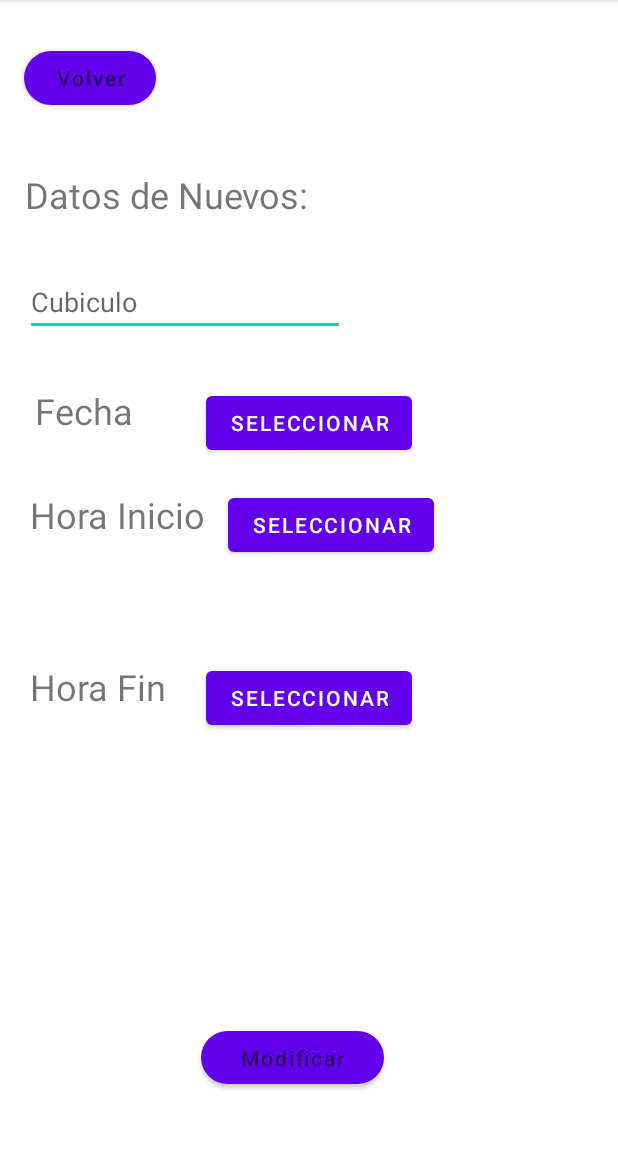
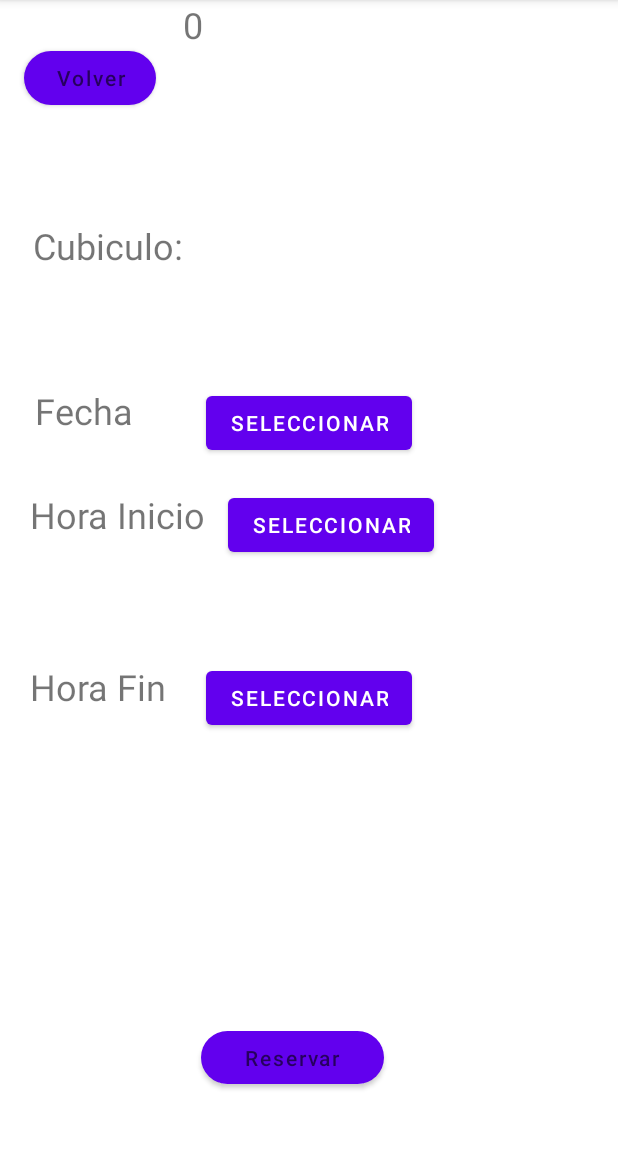
Before and after one commit to MarioLara21/PReque, an Android app: the RealizarReserva screen opened directly, with no data from a screen before it, on a phone screen of 412 x 824 dp, the part 84-1233 px from its top. Run offline under Robolectric (Android 15) with nearby library versions, the phone set to English and light mode, and no system bars; our stand-ins replace Firebase (no records; nobody signed in at launch, a user with empty details on screens opened directly).

Commit message:
Gestion de cubiculos Terminado

```diff
--- a/app/src/main/AndroidManifest.xml
+++ b/app/src/main/AndroidManifest.xml
@@ -17,7 +17,7 @@
             android:name=".DetallesCubiculoEdicion"
             android:exported="false" />
         <activity
-            android:name=".SeleccionCubiculosAdmin"
+            android:name=".GestionCubiculos2"
             android:exported="false" />
         <activity
             android:name=".RealizarReserva"
--- a/app/src/main/java/com/example/proyecto1/Login.java
+++ b/app/src/main/java/com/example/proyecto1/Login.java
@@ -47,7 +47,9 @@ public class Login extends AppCompatActivity {
                                 if (task.isSuccessful()) {
                                     if (!task.getResult().isEmpty()) {
                                         // El usuario existe y las credenciales son correctas
-                                        Intent usuarioIntent = new Intent(Login.this, SeleccionCubiculosAdmin.class);
+                                        String carne = task.getResult().getDocuments().get(0).getString("carne");
+                                        Intent usuarioIntent = new Intent(Login.this, menu_usuarios.class);
+                                        usuarioIntent.putExtra("usuario", String.valueOf(carne));
                                         startActivity(usuarioIntent);
                                     } else {
                                         // Credenciales incorrectas
--- a/app/src/main/java/com/example/proyecto1/RealizarReserva.java
+++ b/app/src/main/java/com/example/proyecto1/RealizarReserva.java
@@ -1,19 +1,33 @@
 package com.example.proyecto1;
 
+import androidx.annotation.NonNull;
 import androidx.appcompat.app.AppCompatActivity;
 
 import android.app.DatePickerDialog;
 import android.app.TimePickerDialog;
+import android.content.Intent;
 import android.os.Bundle;
 import android.util.Log;
 import android.view.View;
 import android.widget.Button;
 import android.widget.DatePicker;
+import android.widget.EditText;
+import android.widget.Switch;
+import android.widget.TextView;
 import android.widget.TimePicker;
+import android.widget.Toast;
+
+import com.google.android.gms.tasks.OnFailureListener;
+import com.google.android.gms.tasks.OnSuccessListener;
+import com.google.firebase.firestore.CollectionReference;
+import com.google.firebase.firestore.DocumentReference;
+import com.google.firebase.firestore.FirebaseFirestore;
 
 import java.text.SimpleDateFormat;
 import java.util.Calendar;
+import java.util.HashMap;
 import java.util.Locale;
+import java.util.Map;
 import java.util.TimeZone;
 
 public class RealizarReserva extends AppCompatActivity {
@@ -23,15 +37,56 @@ public class RealizarReserva extends AppCompatActivity {
     private Button btnOpenTimePicker2;
     private Calendar calendar;
 
+    private Button volverASeleccionUsuarios;
+
+    private TextView cubiculoTexto;
+
+    private String selectedDate;
+    private String selectedTime;
+    private String selectedTime2;
+
+    private Button btnRealizarReservacion;
+
+    private int valorExtra;
+    private  String valorExtraUsuario;
+
+
+    FirebaseFirestore db = FirebaseFirestore.getInstance();
+
+    CollectionReference reservasRef = db.collection("Reserva");
     @Override
     protected void onCreate(Bundle savedInstanceState) {
         super.onCreate(savedInstanceState);
         setContentView(R.layout.realizar_reserva);
+        cubiculoTexto= findViewById(R.id.numeroCubiculoSeleccionado);
 
         btnOpenDatePicker = findViewById(R.id.seleccionFecha);
         btnOpenTimePicker1 = findViewById(R.id.seleccionHora);
         btnOpenTimePicker2 = findViewById(R.id.seleccionHora2);
         calendar = Calendar.getInstance();
+        volverASeleccionUsuarios= findViewById(R.id.btn_VolveraSeleccionUsuarios);
+
+        btnRealizarReservacion= findViewById(R.id.btn_RealizarReservaCubiculo);
+
+
+        // Obtener el Intent que inició esta actividad
+        Intent intent = getIntent();
+
+        // Obtener el valor pasado a través de putExtra()
+        valorExtra= intent.getIntExtra("cubiculo",0);
+
+        valorExtraUsuario=intent.getStringExtra("idUser");
+
+        cubiculoTexto.setText(String.valueOf(valorExtra));
+        volverASeleccionUsuarios.setOnClickListener(new View.OnClickListener() {
+            @Override
+            public void onClick(View v){
+
+                Intent i = new Intent(RealizarReserva.this,SeleccionCubiculosUsuarios.class);
+                startActivity(i);
+            }
+
+        });
 
         btnOpenDatePicker.setOnClickListener(new View.OnClickListener() {
             @Override
@@ -53,7 +108,21 @@ public class RealizarReserva extends AppCompatActivity {
                 openTimePickerDialog2();
             }
         });
+
+
+
+        btnRealizarReservacion.setOnClickListener(new View.OnClickListener() {
+            @Override
+            public void onClick(View v) {
+                ReservacionCubiculo(valorExtra,valorExtraUsuario);
+            }
+        });
+
     }
+
+
+
+
 
     private void openDatePickerDialog() {
         DatePickerDialog datePickerDialog = new DatePickerDialog(
@@ -66,7 +135,7 @@ public class RealizarReserva extends AppCompatActivity {
                         calendar.set(Calendar.DAY_OF_MONTH, dayOfMonth);
 
                         SimpleDateFormat dateFormat = new SimpleDateFormat("dd MMM yyyy", Locale.getDefault());
-                        String selectedDate = dateFormat.format(calendar.getTime());
+                        selectedDate = dateFormat.format(calendar.getTime());
                         Log.d("DatePicker", "Fecha seleccionada: " + selectedDate);
                     }
                 },
@@ -92,7 +161,7 @@ public class RealizarReserva extends AppCompatActivity {
 
                         SimpleDateFormat timeFormat = new SimpleDateFormat("HH:mm:ss 'UTC-6'", Locale.getDefault());
                         timeFormat.setTimeZone(TimeZone.getTimeZone("GMT-6")); // Configura la zona horaria deseada
-                        String selectedTime = timeFormat.format(calendar.getTime());
+                        selectedTime = timeFormat.format(calendar.getTime());
                         Log.d("TimePicker1", "Hora seleccionada: " + selectedTime);
                     }
                 },
@@ -118,8 +187,8 @@ public class RealizarReserva extends AppCompatActivity {
 
                         SimpleDateFormat timeFormat = new SimpleDateFormat("HH:mm:ss 'UTC-6'", Locale.getDefault());
                         timeFormat.setTimeZone(TimeZone.getTimeZone("GMT-6")); // Configura la zona horaria deseada
-                        String selectedTime = timeFormat.format(calendar.getTime());
-                        Log.d("TimePicker2", "Hora seleccionada: " + selectedTime);
+                        selectedTime2 = timeFormat.format(calendar.getTime());
+                        Log.d("TimePicker2", "Hora seleccionada: " + selectedTime2);
                     }
                 },
                 hour,
@@ -129,4 +198,35 @@ public class RealizarReserva extends AppCompatActivity {
 
         timePickerDialog.show();
     }
+
+
+
+    private void ReservacionCubiculo(int valorExtra, String valorExtraUsuario){
+
+
+        Map<String, Object> nuevoDocumento = new HashMap<>();
+        nuevoDocumento.put("HoraFin", selectedDate+","+selectedTime);
+        nuevoDocumento.put("HoraInicio", selectedDate+","+selectedTime2);
+        nuevoDocumento.put("NumeroCubiculo", valorExtra);
+        nuevoDocumento.put("Usuario", valorExtraUsuario);
+        String NombreReserva=valorExtraUsuario+"-Reserva";
+
+        DocumentReference nuevoDocumentoRef = reservasRef.document(NombreReserva);
+
+        nuevoDocumentoRef.set(nuevoDocumento)
+                .addOnSuccessListener(new OnSuccessListener<Void>() {
+                    @Override
+                    public void onSuccess(Void aVoid) {
+                        Toast.makeText(getApplicationContext(), "Se agregó con exito", Toast.LENGTH_SHORT).show();
+                    }
+                })
+                .addOnFailureListener(new OnFailureListener() {
+                    @Override
+                    public void onFailure(@NonNull Exception e) {
+                        Toast.makeText(getApplicationContext(), "Ocurrió un error", Toast.LENGTH_SHORT).show();
+                    }
+                });
+
+    }
+
 }
--- a/app/src/main/java/com/example/proyecto1/agregarCubibulo.java
+++ b/app/src/main/java/com/example/proyecto1/agregarCubibulo.java
@@ -39,7 +39,7 @@ public class agregarCubibulo extends AppCompatActivity {
         buttonBack.setOnClickListener(new View.OnClickListener(){
             @Override
             public void onClick(View v){
-                Intent i = new Intent(agregarCubibulo.this,Gestion_Cubiculos.class);
+                Intent i = new Intent(agregarCubibulo.this,GestionCubiculos2.class);
                 startActivity(i);
             }
         });
--- a/app/src/main/java/com/example/proyecto1/menu_administradores.java
+++ b/app/src/main/java/com/example/proyecto1/menu_administradores.java
@@ -30,7 +30,7 @@ public class menu_administradores extends AppCompatActivity {
             @Override
             public void onClick(View v){
 
-                Intent i = new Intent(menu_administradores.this,Gestion_Cubiculos.class);
+                Intent i = new Intent(menu_administradores.this,GestionCubiculos2.class);
                 startActivity(i);
             }
         });
--- a/app/src/main/res/layout/realizar_reserva.xml
+++ b/app/src/main/res/layout/realizar_reserva.xml
@@ -7,10 +7,10 @@
     tools:context=".RealizarReserva">
 
     <Button
-        android:id="@+id/btn_ModificarCubiculo2"
+        android:id="@+id/btn_RealizarReservaCubiculo"
         android:layout_width="122dp"
         android:layout_height="47dp"
-        android:hint="Modificar"
+        android:hint="Reservar"
         app:cornerRadius="30px"
         app:layout_constraintBottom_toBottomOf="parent"
         app:layout_constraintHorizontal_bias="0.463"
@@ -21,7 +21,7 @@
         app:layout_constraintVertical_bias="0.945" />
 
     <Button
-        android:id="@+id/btn_Volver3"
+        android:id="@+id/btn_VolveraSeleccionUsuarios"
         android:layout_width="wrap_content"
         android:layout_height="wrap_content"
         android:hint="Volver"
@@ -34,33 +34,19 @@
         app:layout_constraintTop_toTopOf="parent"
         app:layout_constraintVertical_bias="0.039" />
 
-    <EditText
-        android:id="@+id/textNumeroCubiculoMOD2"
-        android:layout_width="wrap_content"
-        android:layout_height="wrap_content"
-        android:ems="10"
-        android:hint="Cubiculo"
-        android:inputType="textPersonName"
-        app:layout_constraintBottom_toBottomOf="parent"
-        app:layout_constraintHorizontal_bias="0.084"
-        app:layout_constraintLeft_toLeftOf="parent"
-        app:layout_constraintRight_toRightOf="parent"
-        app:layout_constraintTop_toTopOf="parent"
-        app:layout_constraintVertical_bias="0.247" />
 
     <TextView
         android:id="@+id/textView44"
         android:layout_width="wrap_content"
         android:layout_height="wrap_content"
-        android:text="Datos de Nuevos:"
+        android:text="Cubiculo:"
         android:textSize="24sp"
         app:layout_constraintBottom_toBottomOf="parent"
-        app:layout_constraintHorizontal_bias="0.075"
+        app:layout_constraintHorizontal_bias="0.071"
         app:layout_constraintLeft_toLeftOf="parent"
         app:layout_constraintRight_toRightOf="parent"
         app:layout_constraintTop_toTopOf="parent"
-        app:layout_constraintVertical_bias="0.154" />
-
+        app:layout_constraintVertical_bias="0.2" />
 
     <TextView
         android:id="@+id/textView47"
@@ -137,5 +123,13 @@
         app:layout_constraintTop_toTopOf="parent"
         app:layout_constraintVertical_bias="0.35" />
 
+    <TextView
+        android:id="@+id/numeroCubiculoSeleccionado"
+        android:layout_width="wrap_content"
+        android:layout_height="wrap_content"
+        android:textSize="24sp"
+        app:layout_constraintStart_toEndOf="@+id/textView44"
+        tools:layout_editor_absoluteY="140dp" />
+
 
 </androidx.constraintlayout.widget.ConstraintLayout>
--- a/app/src/main/res/layout/seleccion_cubiculos_usuarios.xml
+++ b/app/src/main/res/layout/seleccion_cubiculos_usuarios.xml
@@ -4,10 +4,10 @@
     xmlns:tools="http://schemas.android.com/tools"
     android:layout_width="match_parent"
     android:layout_height="match_parent"
-    tools:context=".SeleccionCubiculosAdmin">
+    tools:context=".GestionCubiculos2">
 
     <Button
-        android:id="@+id/btn_VolverMenu"
+        android:id="@+id/button_volver_GC"
         android:layout_width="wrap_content"
         android:layout_height="wrap_content"
         android:hint="Volver"
@@ -27,6 +27,6 @@
         app:layout_constraintHorizontal_bias="0.5"
         app:layout_constraintLeft_toLeftOf="parent"
         app:layout_constraintRight_toRightOf="parent"
-        app:layout_constraintTop_toBottomOf="@+id/btn_VolverMenu" />
+        app:layout_constraintTop_toBottomOf="@+id/button_volver_GC" />
 
 </androidx.constraintlayout.widget.ConstraintLayout>
```
Also changed, not shown: app/src/main/java/com/example/proyecto1/CubiculoAdapterAdmins.java (+22 -6 lines), app/src/main/java/com/example/proyecto1/CubiculoAdapterUsuarios.java (+10 -2 lines), app/src/main/java/com/example/proyecto1/GestionCubiculos2.java (renamed from app/src/main/java/com/example/proyecto1/SeleccionCubiculosAdmin.java, +38 -5 lines), app/src/main/java/com/example/proyecto1/Gestion_Cubiculos.java (+26 -42 lines), app/src/main/java/com/example/proyecto1/SeleccionCubiculosUsuarios.java (+10 -2 lines), app/src/main/java/com/example/proyecto1/menu_usuarios.java (+7 -0 lines), app/src/main/res/layout/activity_gestion_cubiculos.xml (+20 -100 lines), app/src/main/res/layout/activity_modificar_cubiculo.xml (+33 -47 lines), app/src/main/res/layout/gestion_cubiculos2.xml (added, +58 -0 lines), app/src/main/res/layout/seleccion_cubiculos_admins.xml (deleted, +0 -32 lines).
